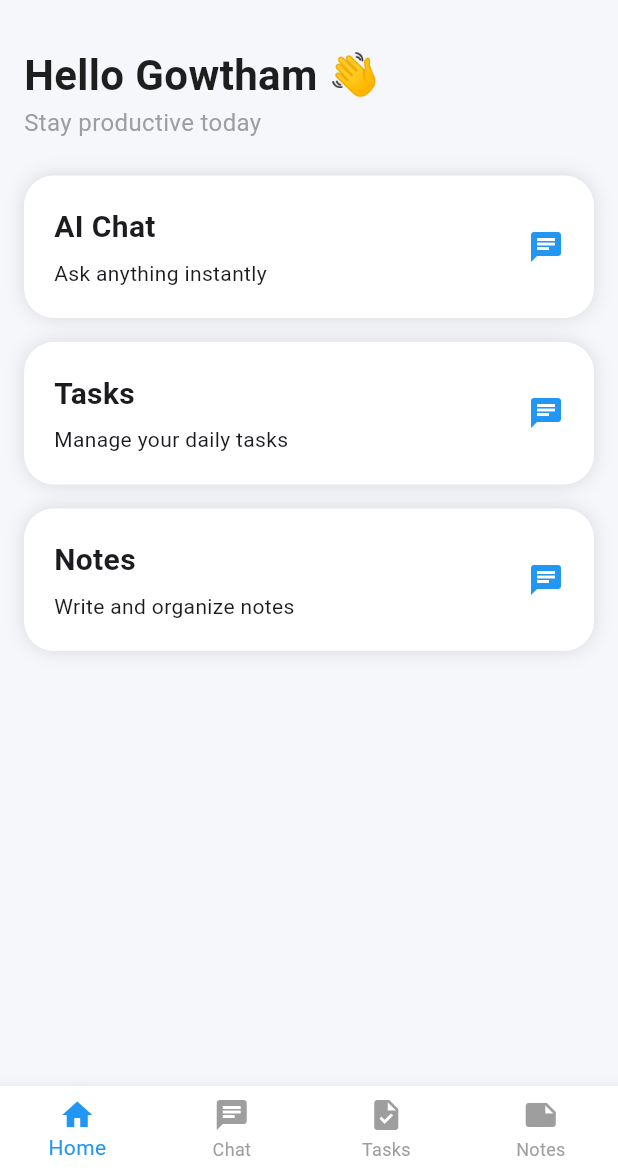
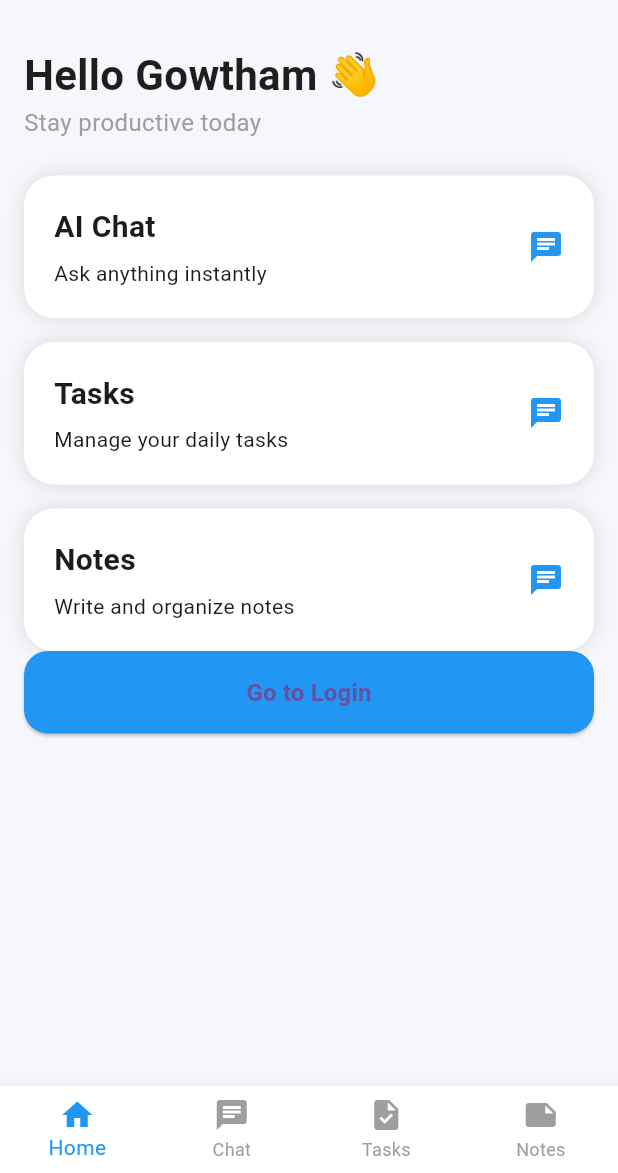
Before and after one commit to gowtham142006/smart-productivity-app, a Flutter app: the screen it shows after launch, on a phone screen of 412 x 824 dp, the part 63-1236 px from its top. Run offline on Flutter 3.47's test engine with Material 3 defaults, Android fonts, the phone set to English and light mode, and no system bars; our stand-ins replace flutter_riverpod, go_router.

Commit message:
created login UI

```diff
--- a/lib/features/home/presentation/screens/home_screen.dart
+++ b/lib/features/home/presentation/screens/home_screen.dart
@@ -3,6 +3,7 @@ import 'package:go_router/go_router.dart';
 
 import '../../../../shared/widgets/dashboard_card.dart';
 import '../../../../core/theme/text_styles.dart';
+import '../../../../shared/widgets/custom_button.dart';
 
 class HomeScreen extends StatelessWidget {
   const HomeScreen({super.key});
@@ -57,6 +58,12 @@ class HomeScreen extends StatelessWidget {
                   context.go('/notes');
                 },
               ),
+              CustomButton(
+                text: 'Go to Login',
+                onPressed: () {
+                  context.go('/login');
+                },
+              ),
             ],
           ),
         ),
--- a/lib/routes/app_router.dart
+++ b/lib/routes/app_router.dart
@@ -1,5 +1,6 @@
 import 'package:go_router/go_router.dart';
 
+import '../features/auth/presentation/screens/login_screen.dart';
 import '../features/home/presentation/screens/home_screen.dart';
 import '../features/chat/presentation/screens/chat_screen.dart';
 import '../features/tasks/presentation/screens/tasks_screen.dart';
@@ -7,6 +8,8 @@ import '../features/notes/presentation/screens/notes_screen.dart';
 
 final GoRouter appRouter = GoRouter(
   routes: [
+    GoRoute(path: '/login', builder: (context, state) => const LoginScreen()),
+
     GoRoute(path: '/', builder: (context, state) => const HomeScreen()),
 
     GoRoute(path: '/chat', builder: (context, state) => const ChatScreen()),
--- a/lib/shared/widgets/custom_button.dart
+++ b/lib/shared/widgets/custom_button.dart
@@ -0,0 +1,35 @@
+import 'package:flutter/material.dart';
+
+class CustomButton extends StatelessWidget {
+  final String text;
+  final VoidCallback onPressed;
+
+  const CustomButton({super.key, required this.text, required this.onPressed});
+
+  @override
+  Widget build(BuildContext context) {
+    return SizedBox(
+      width: double.infinity,
+
+      height: 55,
+
+      child: ElevatedButton(
+        onPressed: onPressed,
+
+        style: ElevatedButton.styleFrom(
+          backgroundColor: Colors.blue,
+
+          shape: RoundedRectangleBorder(
+            borderRadius: BorderRadius.circular(16),
+          ),
+        ),
+
+        child: Text(
+          text,
+
+          style: const TextStyle(fontSize: 16, fontWeight: FontWeight.bold),
+        ),
+      ),
+    );
+  }
+}
```
Also changed, not shown: lib/features/auth/presentation/screens/login_screen.dart (added, +92 -0 lines), lib/shared/widgets/custom_textfield.dart (+29 -0 lines).
